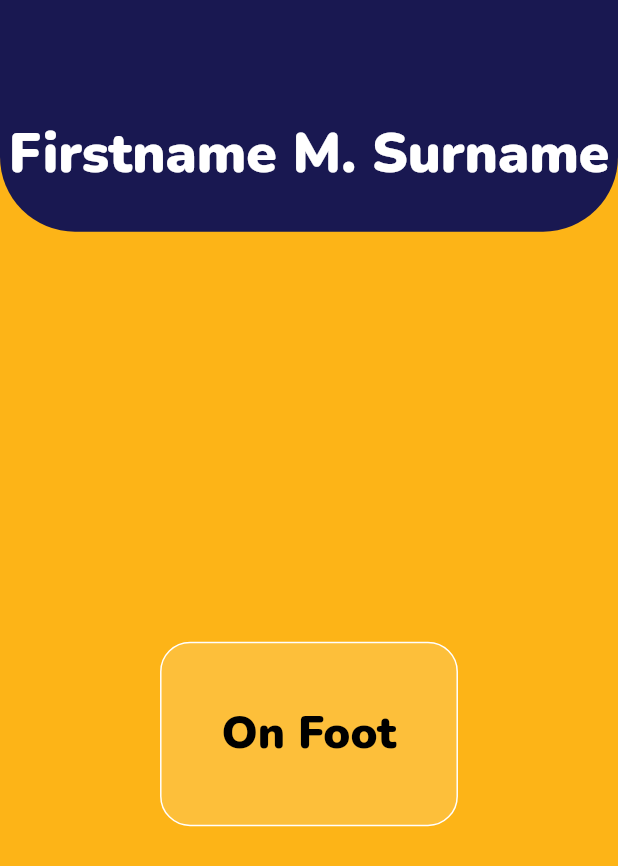
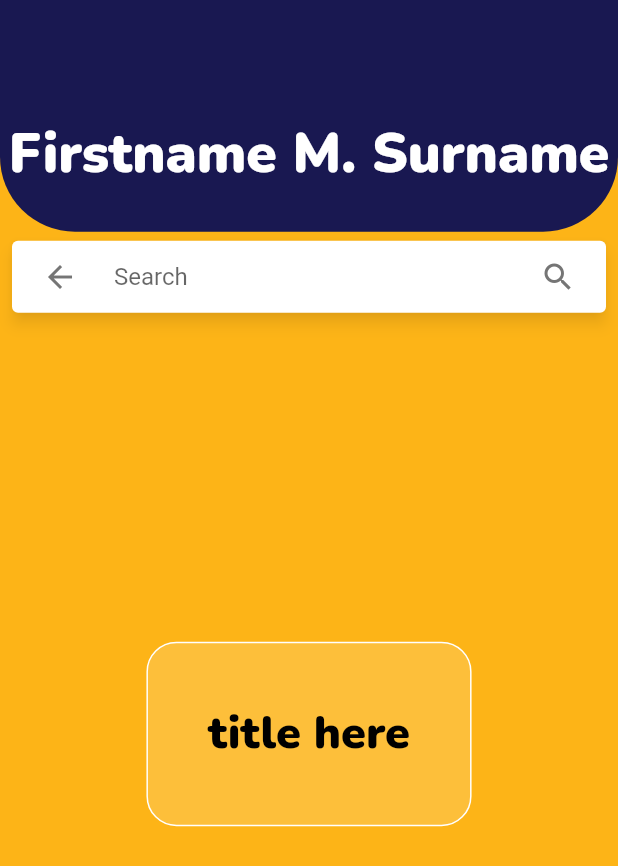
Before and after one commit to MendozaFiona/digiLogSecurity, a Flutter app: the screen it shows after launch, after a tap on "Ongoing Visits", on a phone screen of 412 x 824 dp. Shown: the top 866 px of the screen. Run offline on Flutter 3.47's test engine with Material 2 defaults, Android fonts, the phone set to English and light mode, and no system bars; drawn by our look-alikes of material_floating_search_bar.

Commit message:
fixed renderflex problems

```diff
--- a/lib/essentials/page_format.dart
+++ b/lib/essentials/page_format.dart
@@ -1,3 +1,4 @@
+import 'package:digi_logsec/essentials/search_bar.dart';
 import 'package:flutter/material.dart';
 import 'package:digi_logsec/essentials/sections.dart';
 import 'package:digi_logsec/essentials/small_widgets.dart';
@@ -22,6 +23,7 @@ class PageFormat {
       String pageType}) {
     var sections = Sections(this.context);
     var smallWidgets = SmallWidgets(this.context);
+    double upperPad = 40.0 / (upperFlex / 2);
 
     return SafeArea(
         child: Column(
@@ -29,34 +31,45 @@ class PageFormat {
         Flexible(
             flex: upperFlex,
             child: Container(
-              padding: EdgeInsets.only(bottom: 40.0 / (upperFlex / 2)),
+              padding: EdgeInsets.only(bottom: upperPad),
               decoration: BoxDecoration(
                 color: Color.fromRGBO(25, 24, 81, 1),
                 borderRadius:
                     BorderRadius.vertical(bottom: Radius.circular(50)),
               ),
-              child: Sections.upperSection(name: name, flex: upperFlex),
+              child: Column(
+                mainAxisAlignment: MainAxisAlignment.end,
+                children: [
+                  Sections.upperSection(name: name, flex: upperFlex),
+                ],
+              ),
             )),
         Flexible(
           flex: middleFlex,
-            child: SingleChildScrollView(
           child: Container(
-                height:
-                    (this.fullHeight / (upperFlex + middleFlex + lowerFlex)) *
+            height: (this.fullHeight / (upperFlex + middleFlex + lowerFlex)) *
                 middleFlex,
-                child: Column(
-                    mainAxisAlignment: MainAxisAlignment.center,
+            child:
+                Column(mainAxisAlignment: MainAxisAlignment.center, children: [
+              if (pageType == 'List')
+                Flexible(
+                  child: Stack(
                     children: [
-                      if (pageType != 'Scan')
+                      VisitSearch(),
+                      sections.middleSection(pageType: pageType),
+                    ],
+                  ),
+                ),
+              if (pageType == 'Home' || pageType == 'Form')
                 sections.middleSection(
                   title: sectionTitle,
                   options: options,
                   pageType: pageType,
                 ),
-                      if (pageType == 'Form') sections.formBottomSection()
+              if (pageType == 'Form') sections.formBottomSection(),
             ]),
           ),
-            )),
+        ),
         Flexible(
             flex: lowerFlex,
             child: Column(children: [
--- /dev/null
+++ b/lib/essentials/search_bar.dart
@@ -0,0 +1,41 @@
+import 'package:flutter/material.dart';
+import 'package:digi_logsec/main.dart';
+
+import 'package:material_floating_search_bar/material_floating_search_bar.dart';
+
+class VisitSearch extends OngoingVisits {
+  @override
+  _VisitSearchState createState() => _VisitSearchState();
+}
+
+class _VisitSearchState extends OngoingVisitsState {
+  @override
+  Widget build(BuildContext context) {
+    return Container(
+      child: FloatingSearchBar(
+        controller: visitSearchController,
+        hint: 'Search',
+        onSubmitted: (query) {
+          setState(() {
+            selectedTerm = query;
+          });
+          visitSearchController.close();
+        },
+        actions: [
+          FloatingSearchBarAction.searchToClear(),
+        ],
+        builder: (context, transition) {
+          return ClipRRect(
+            borderRadius: BorderRadius.circular(8),
+            child: Material(
+                color: Colors.white,
+                elevation: 4.0,
+                child: Builder(builder: (context) {
+                  return Column(mainAxisSize: MainAxisSize.min, children: []);
+                })),
+          );
+        },
+      ),
+    );
+  }
+}
--- a/lib/essentials/sections.dart
+++ b/lib/essentials/sections.dart
@@ -19,8 +19,18 @@ class Sections extends PageFormat {
     );
   }
 
-  Container middleSection({String title, List options, String pageType}) {
-    return Container(
+  Center middleSection(
+      {String title = 'title here', List options, String pageType}) {
+    double sectionMargin = 0;
+
+    if (pageType == 'List') {
+      sectionMargin = 70;
+    }
+
+    return Center(
+      child: SingleChildScrollView(
+        child: Container(
+            margin: EdgeInsets.symmetric(vertical: sectionMargin),
             padding: EdgeInsets.symmetric(horizontal: 40, vertical: 40),
             decoration: BoxDecoration(
               color: Color.fromRGBO(255, 255, 255, 0.15),
@@ -43,7 +53,9 @@ class Sections extends PageFormat {
                 if (pageType == 'Form')
                   formSection('On Foot'), // change to dynamic later
               ],
-        ));
+            )),
+      ),
+    );
   }
 
   Column optionSection({List optionList}) {
--- a/lib/main.dart
+++ b/lib/main.dart
@@ -1,4 +1,5 @@
 import 'package:flutter/material.dart';
+import 'package:material_floating_search_bar/material_floating_search_bar.dart';
 
 import 'essentials/page_format.dart';
 
@@ -94,6 +95,7 @@ class _OnFootState extends State<OnFoot> {
     var onFoot = PageFormat(context);
 
     return Scaffold(
+      resizeToAvoidBottomInset: false,
       body: onFoot.bodyFormat(
         name: 'Firstname M. Surname',
         upperFlex: 3,
@@ -118,6 +120,7 @@ class _WithVehicleState extends State<WithVehicle> {
     var withVehicle = PageFormat(context);
 
     return Scaffold(
+      resizeToAvoidBottomInset: false,
       body: withVehicle.bodyFormat(
         name: 'Firstname M. Surname',
         upperFlex: 3,
@@ -158,15 +161,19 @@ class OngoingVisits extends StatefulWidget {
   //const OngoingVisits({ Key? key }) : super(key: key);
 
   @override
-  _OngoingVisitsState createState() => _OngoingVisitsState();
+  OngoingVisitsState createState() => OngoingVisitsState();
 }
 
-class _OngoingVisitsState extends State<OngoingVisits> {
+class OngoingVisitsState extends State<OngoingVisits> {
+  FloatingSearchBarController visitSearchController;
+  String selectedTerm;
+
   @override
   Widget build(BuildContext context) {
     var ongoingVisit = PageFormat(context);
 
     return Scaffold(
+      resizeToAvoidBottomInset: false,
       body: ongoingVisit.bodyFormat(
         name: 'Firstname M. Surname',
         upperFlex: 3,
--- a/pubspec.yaml
+++ b/pubspec.yaml
@@ -23,6 +23,8 @@ environment:
 dependencies:
   flutter:
     sdk: flutter
+
+  material_floating_search_bar: ^0.3.4
 
 
   # The following adds the Cupertino Icons font to your application.
```
Also changed, not shown: pubspec.lock. Lines whose indentation alone changed are shown as unchanged.
